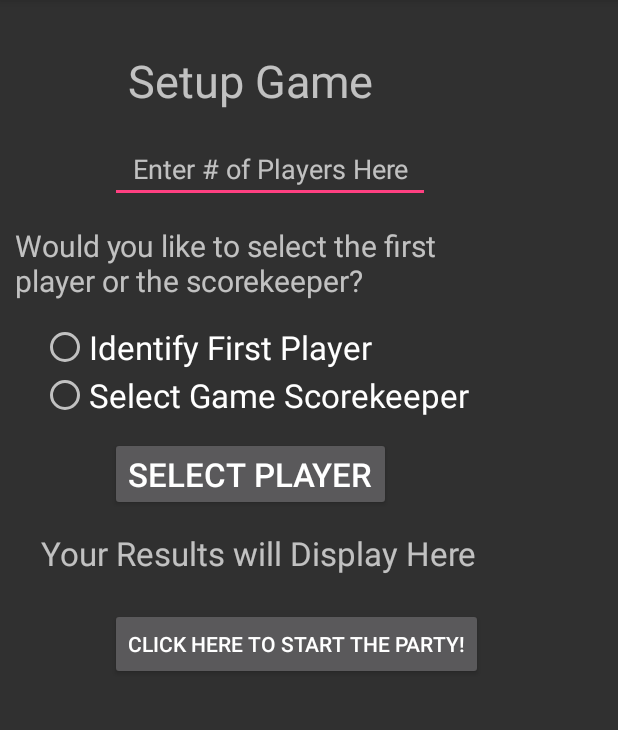
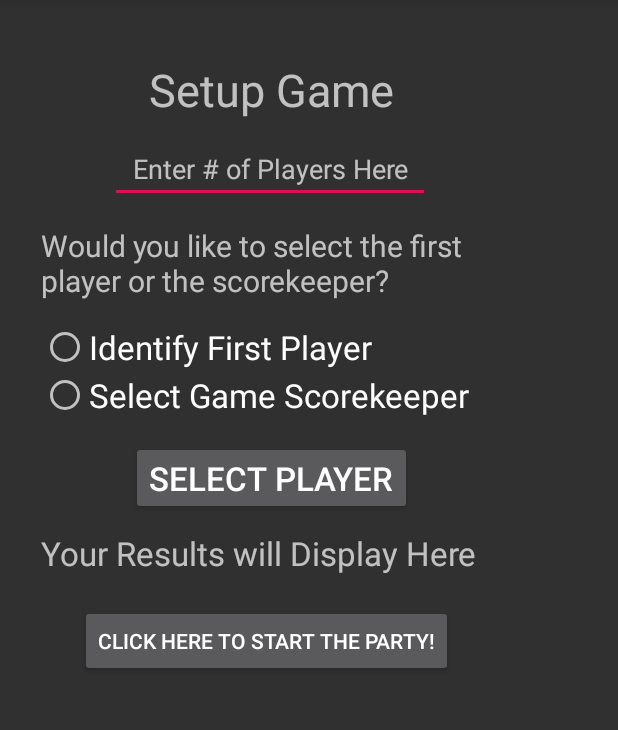
Before and after one commit to joanne-jjb/ready-player, an Android app: the GameSetup screen opened directly, with no data from a screen before it, on a phone screen of 412 x 824 dp, the part 84-814 px from its top. Run offline under Robolectric (Android 15) with nearby library versions, the phone set to English and light mode, and no system bars.

Commit message:
Add greeting text and format changes

```diff
--- a/app/src/main/java/net/androidbootcamp/readyplayer/EventSetup.java
+++ b/app/src/main/java/net/androidbootcamp/readyplayer/EventSetup.java
@@ -9,6 +9,9 @@ import android.os.Bundle;
 import android.view.View;
 import android.widget.Button;
 import android.widget.ImageView;
+import android.widget.TextView;
+
+import org.w3c.dom.Text;
 
 public class EventSetup extends AppCompatActivity {
     AnimationDrawable danceAnimation;
@@ -24,11 +27,12 @@ public class EventSetup extends AppCompatActivity {
         ImageView imgFrame=(ImageView)findViewById(R.id.imgDance);
         imgFrame.setBackgroundResource(R.drawable.animation);
         danceAnimation = (AnimationDrawable) imgFrame.getBackground( );
-        Button button1 = (Button) findViewById(R.id.btnDance);
+        final Button button1 = (Button) findViewById(R.id.btnDance);
         button1.setOnClickListener(new View.OnClickListener() {
             @Override
             public void onClick(View v) {
                 danceAnimation.start();
+                button1.setVisibility(View.GONE);
             }
         });
 
--- a/app/src/main/res/layout/activity_game_setup.xml
+++ b/app/src/main/res/layout/activity_game_setup.xml
@@ -29,9 +29,9 @@
             android:id="@+id/btnSelect"
             android:layout_width="wrap_content"
             android:layout_height="wrap_content"
+            android:layout_alignEnd="@+id/txtSetup"
             android:layout_alignParentTop="true"
-            android:layout_alignStart="@+id/inputNumber"
-            android:layout_marginTop="291dp"
+            android:layout_marginTop="294dp"
             android:text="@string/btnSelect"
             android:textSize="22dp"
             tools:text="@string/btnSelect" />
@@ -51,9 +51,10 @@
             android:id="@+id/txtSetup"
             android:layout_width="175dp"
             android:layout_height="wrap_content"
-            android:layout_alignEnd="@+id/btnSelect"
+            android:layout_alignParentStart="true"
             android:layout_alignParentTop="true"
-            android:layout_marginTop="33dp"
+            android:layout_marginStart="99dp"
+            android:layout_marginTop="39dp"
             android:text="@string/txtSetup"
             android:textSize="30sp" />
 
@@ -98,9 +99,8 @@
             android:id="@+id/txtPlayerPrompt"
             android:layout_width="309dp"
             android:layout_height="wrap_content"
-            android:layout_alignEnd="@+id/gameGroup"
             android:layout_alignParentTop="true"
-            android:layout_marginEnd="-6dp"
+            android:layout_alignStart="@+id/result"
             android:layout_marginTop="150dp"
             android:text="@string/txtPlayerPrompt"
             android:textSize="20sp" />
@@ -109,9 +109,10 @@
             android:id="@+id/btnEventSetup"
             android:layout_width="wrap_content"
             android:layout_height="wrap_content"
+            android:layout_alignParentStart="true"
             android:layout_alignParentTop="true"
-            android:layout_alignStart="@+id/inputNumber"
-            android:layout_marginTop="405dp"
+            android:layout_marginStart="53dp"
+            android:layout_marginTop="403dp"
             android:text="@string/btnEventSetup" />
 
     </RelativeLayout>
--- a/app/src/main/res/values/colors.xml
+++ b/app/src/main/res/values/colors.xml
@@ -2,5 +2,5 @@
 <resources>
     <color name="colorPrimary">#3F51B5</color>
     <color name="colorPrimaryDark">#303F9F</color>
-    <color name="colorAccent">#FF4081</color>
+    <color name="colorAccent">#de0d54</color>
 </resources>
--- a/app/src/main/res/values/strings.xml
+++ b/app/src/main/res/values/strings.xml
@@ -21,7 +21,7 @@
     <string name="txtGameDate">When Will You Be Playing?</string>
     <string name="txtTitle">Board Game Day Event Planner</string>
     <string name="btnDate">Select Date for Board Game Day</string>
-    <string name="btnSetupGame">Click Here to Set Up For Game</string>
+    <string name="btnSetupGame">Click Here to Set Up Game</string>
     <string name="btnPlayMusic">Play Background Music</string>
     <string name="btnPizza">Order Pizza</string>
     <string name="btnEventSetup">Click Here to Start the Party!</string>
```
Also changed, not shown: app/src/main/res/layout/activity_event_setup.xml (+10 -0 lines), app/src/main/res/layout/activity_main.xml (+4 -5 lines).
